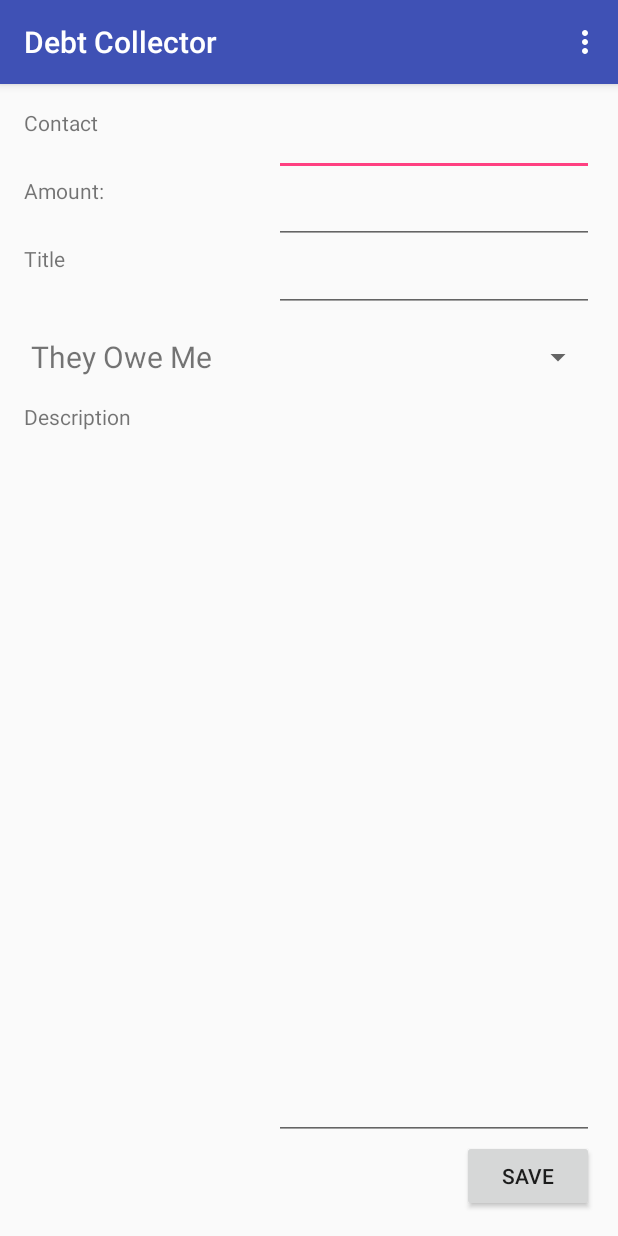
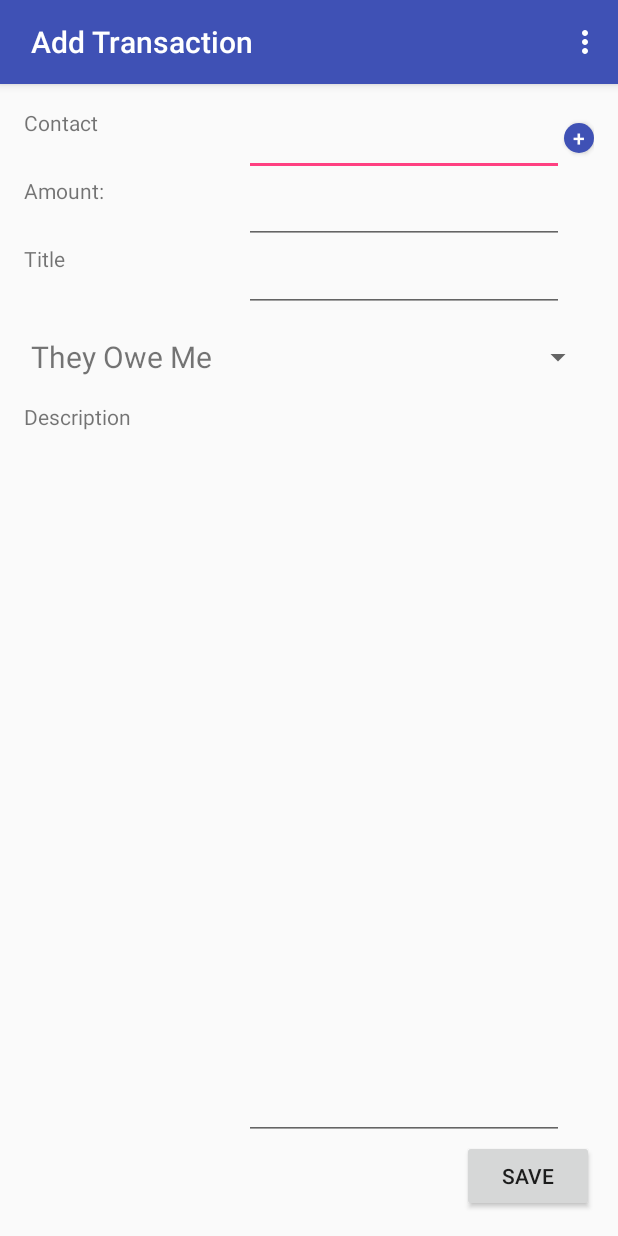
Before and after one commit to holgus103/DebtCollector, an Android app: the AddTransaction screen opened directly, with no data from a screen before it, after a tap on "SAVE", on a phone screen of 412 x 824 dp. Run offline under Robolectric (Android 15) with nearby library versions, the phone set to English and light mode, and no system bars; 1 statement that could not run was skipped.

Commit message:
Add Transcation, Contacts
- New contacts can now be added directly from while adding a transaction
- In contacts the + button allows you now to add a new transaction
instead of a contact
- Introduced friendly titles to make the navigation more clear

```diff
--- a/app/src/main/java/debtcollector/holgus103/debtcollector/activities/AddTransaction.java
+++ b/app/src/main/java/debtcollector/holgus103/debtcollector/activities/AddTransaction.java
@@ -1,7 +1,10 @@
 package debtcollector.holgus103.debtcollector.activities;
 
+import android.content.ContentResolver;
+import android.content.Intent;
 import android.database.Cursor;
 import android.os.Bundle;
+import android.provider.ContactsContract;
 import android.view.View;
 import android.widget.AdapterView;
 import android.widget.ArrayAdapter;
@@ -22,22 +25,58 @@ import debtcollector.holgus103.debtcollector.db.tables.ContactsTable;
 import debtcollector.holgus103.debtcollector.enums.TransactionDirection;
 
 public class AddTransaction extends DebtCollectorMenuActivity implements AdapterView.OnItemClickListener, View.OnClickListener {
-
+    static final int PICK_CONTACT = 1;
     private Spinner directionSpinner;
 
 
     private SimpleCursorAdapter adapter;
     private String contactID;
     private AutoCompleteTextView autoTextView;
+    private ContactsDao model;
 
 
+    private void handleAddTransactionClick(){
+        double amount;
+        try {
+            amount = Math.abs(Double.parseDouble(AddTransaction.this.getStringFromView(R.id.amountEditText)));
+        }
+        catch(NumberFormatException e) {
+            Toast toast = Toast.makeText(this, R.string.no_amount, Toast.LENGTH_LONG);
+            toast.show();
+            return;
+        }
+
+        TransactionDirection direction = TransactionDirection
+                .getEnum((String)this.directionSpinner.getSelectedItem());
+        // if user is the one taking the debt, increase the contacts credit
+        if(direction == TransactionDirection.IOweThem){
+            amount = (-1) * amount;
+        }
+        String title = AddTransaction.this.getStringFromView(R.id.titleEditText);
+        if(title == null || title.length() == 0){
+            Toast toast = Toast.makeText(this, R.string.no_title, Toast.LENGTH_LONG);
+            toast.show();
+            return;
+        }
+        if(contactID == null) {
+            this.model.insert();
+            this.contactID = this.model.getContactID();
+        }
+        TransactionDao transaction = new TransactionDao(
+                AddTransaction.this.contactID,
+                amount,
+                title,
+                AddTransaction.this.getStringFromView(R.id.descriptionTextEdit)
+        );
+
+        transaction.insert();
+        AddTransaction.this.startActivity(Recent.class, R.id.recent);
+    }
     private void addActionListeners() {
 
+        ((Button)this.findViewById(R.id.add_contact_btn)).setOnClickListener(this);
         this.autoTextView.setOnItemClickListener(this);
-        Button btn = (Button)this.findViewById(R.id.saveBtn);
-        if(btn != null){
-            btn.setOnClickListener(this);
-        }
+        ((Button)this.findViewById(R.id.saveBtn)).setOnClickListener(this);
     }
 
     @Override
@@ -93,41 +132,47 @@ public class AddTransaction extends DebtCollectorMenuActivity implements Adapter
     @Override
     public void onItemClick(AdapterView<?> parent, View view, int position, long id) {
         Cursor obj = (Cursor)adapter.getItem(position);
-        AddTransaction.this.contactID = obj.getString(obj.getColumnIndex("_id"));
+        this.contactID = obj.getString(obj.getColumnIndex("_id"));
     }
 
     @Override
     public void onClick(View v) {
-        double amount;
-        try {
-            amount = Math.abs(Double.parseDouble(AddTransaction.this.getStringFromView(R.id.amountEditText)));
-        }
-        catch(NumberFormatException e) {
-            Toast toast = Toast.makeText(this, R.string.no_amount, Toast.LENGTH_LONG);
-            toast.show();
-            return;
+        switch(v.getId()) {
+            case R.id.saveBtn:
+                this.handleAddTransactionClick();
+                break;
+            case R.id.add_contact_btn:
+                startActivityForResult(new Intent(Intent.ACTION_PICK, ContactsContract.Contacts.CONTENT_URI), AddTransaction.PICK_CONTACT);
+                break;
         }
 
-        TransactionDirection direction = TransactionDirection
-                .getEnum((String)this.directionSpinner.getSelectedItem());
-        // if user is the one taking the debt, increase the contacts credit
-        if(direction == TransactionDirection.IOweThem){
-            amount = (-1) * amount;
+    }
+
+    @Override
+    protected void onActivityResult(int requestCode, int resultCode, Intent data){
+        if(requestCode == AddTransaction.PICK_CONTACT){
+            if(resultCode == RESULT_OK){
+                ContentResolver resolver = getContentResolver();
+                if(resolver == null){
+                    return;
+                }
+                Cursor cursor = resolver.query(data.getData(), null, null, null, null);
+                if(cursor == null){
+                    return;
+                }
+                if(cursor.moveToFirst()){
+                     this.model = new ContactsDao(
+                            cursor.getString(cursor.getColumnIndex(ContactsContract.Contacts._ID)),
+                            cursor.getString(cursor.getColumnIndex(ContactsContract.Contacts.DISPLAY_NAME))
+                    );
+                    this.contactID = null;
+                    this.autoTextView.setAdapter(null);
+                    this.autoTextView.setText(this.model.getDisplayName());
+                    this.autoTextView.setAdapter(this.adapter);
+                }
+                cursor.close();
+            }
         }
-        String title = AddTransaction.this.getStringFromView(R.id.titleEditText);
-        if(title == null || title.length() == 0){
-            Toast toast = Toast.makeText(this, R.string.no_title, Toast.LENGTH_LONG);
-            toast.show();
-            return;
-        }
-        TransactionDao transaction = new TransactionDao(
-                AddTransaction.this.contactID,
-                amount,
-                title,
-                AddTransaction.this.getStringFromView(R.id.descriptionTextEdit)
-        );
-        transaction.insert();
-        AddTransaction.this.startActivity(Recent.class, R.id.recent);
     }
 
 }
--- a/app/src/main/java/debtcollector/holgus103/debtcollector/activities/DebtCollectorActivity.java
+++ b/app/src/main/java/debtcollector/holgus103/debtcollector/activities/DebtCollectorActivity.java
@@ -3,6 +3,7 @@ package debtcollector.holgus103.debtcollector.activities;
 import android.content.Intent;
 import android.database.sqlite.SQLiteDatabase;
 import android.os.Bundle;
+import android.support.annotation.Nullable;
 import android.support.v7.app.AppCompatActivity;
 import android.view.Menu;
 import android.view.MenuItem;
@@ -24,7 +25,11 @@ public abstract class DebtCollectorActivity extends AppCompatActivity implements
     protected static final String CONTACT_ID = "CONTACT_ID";
 
 
-
+    @Override
+    protected void onCreate(@Nullable Bundle savedInstanceState) {
+        super.onCreate(savedInstanceState);
+        setTitle(this.getClass().getSimpleName().replaceAll("(?=\\p{Upper})", " "));
+    }
 
     @Override
     public boolean onCreateOptionsMenu(Menu menu){
--- a/app/src/main/res/layout/activity_add_transaction.xml
+++ b/app/src/main/res/layout/activity_add_transaction.xml
@@ -20,13 +20,27 @@
         android:layout_alignParentTop="true"
         android:layout_alignParentStart="true" />
 
-    <AutoCompleteTextView
-        android:layout_width="wrap_content"
-        android:layout_height="wrap_content"
-        android:id="@+id/contactSelectAutoComplete"
-        android:ems="10"
+
+    <Button
+        android:layout_width="20dp"
+        android:layout_height="20dp"
+        android:text="+"
+        android:textColor="@color/colorWhite"
+        android:background="@drawable/round_button"
+        android:id="@+id/add_contact_btn"
+        android:layout_marginTop="10dp"
         android:layout_alignParentTop="true"
-        android:layout_alignParentEnd="true" />
+        android:layout_alignParentEnd="true"
+        />
+
+        <AutoCompleteTextView
+            android:layout_width="wrap_content"
+            android:layout_height="wrap_content"
+            android:id="@+id/contactSelectAutoComplete"
+            android:ems="10"
+            android:layout_alignParentTop="true"
+            android:layout_toLeftOf="@+id/add_contact_btn"
+            android:layout_toStartOf="@+id/add_contact_btn" />
     </RelativeLayout>
     <RelativeLayout
         android:layout_width="match_parent"
@@ -45,6 +59,7 @@
         android:layout_height="wrap_content"
         android:inputType="numberDecimal"
         android:ems="10"
+        android:layout_marginRight="20dp"
         android:id="@+id/amountEditText"
         android:layout_alignParentEnd="true" />
     </RelativeLayout>
@@ -65,6 +80,7 @@
             android:layout_height="wrap_content"
             android:inputType="text"
             android:ems="10"
+            android:layout_marginRight="20dp"
             android:id="@+id/titleEditText"
             android:layout_alignParentEnd="true" />
     </RelativeLayout>
@@ -85,6 +101,7 @@
         android:layout_height="wrap_content"
         android:inputType="textMultiLine"
         android:ems="10"
+        android:layout_marginRight="20dp"
         android:id="@+id/descriptionTextEdit"
         android:layout_below="@+id/direction_spinner"
         android:layout_alignEnd="@+id/saveBtn"
--- a/app/src/main/res/layout/activity_contacts.xml
+++ b/app/src/main/res/layout/activity_contacts.xml
@@ -15,7 +15,7 @@
         android:text="+"
         android:textColor="@color/colorWhite"
         android:background="@drawable/round_button"
-        android:id="@+id/add_contact_btn"
+        android:id="@+id/add_transaction_btn"
         android:layout_alignParentBottom="true"
         android:layout_alignParentEnd="true"
         android:layout_marginRight="20dp"
```
Also changed, not shown: app/src/main/java/debtcollector/holgus103/debtcollector/activities/Contacts.java (+6 -31 lines).
